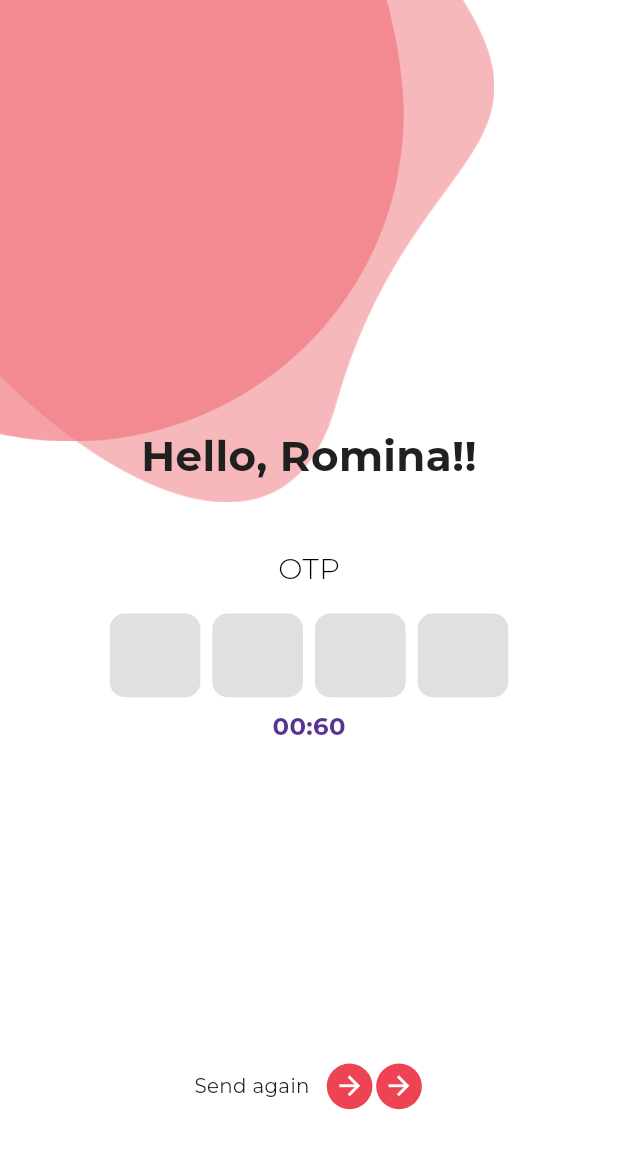
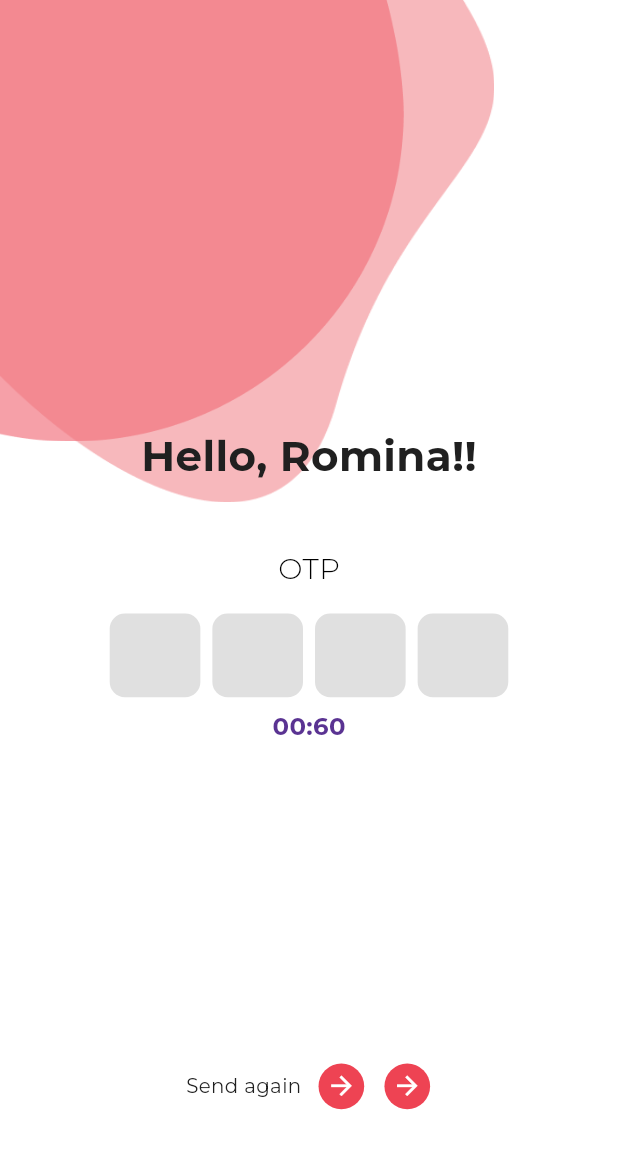
Before and after one commit to MahmoudAbuelazm/kol, a Flutter app: the Otp screen opened by its route, on a phone screen of 412 x 824 dp. Shown: the top 1149 px of the screen. Run offline on Flutter 3.47's test engine with Material 3 defaults, Android fonts, the phone set to English and light mode, and no system bars; drawn by our look-alikes of pinput; our stand-ins replace connectivity_plus, dio, flutter_bloc, flutter_screenutil, flutter_secure_storage, flutter_svg and 7 more; missing offline and left inert: talker_dio_logger; accounts and stored records are empty.

Commit message:
feat: Add SizedBox for spacing in otp_body.dart
This commit adds a `SizedBox` widget with a width of 10.w for spacing between the `CountryCard` and `ForwardButton` widgets in the `OtpBody` class of the `otp_body.dart` file. This change improves the layout and visual spacing of the OTP section in the authentication process.

```diff
--- a/lib/features/auth/presentation/section/otp_body.dart
+++ b/lib/features/auth/presentation/section/otp_body.dart
@@ -62,6 +62,7 @@ class OtpBody extends StatelessWidget {
                         extra: {'intialSection': 0});
                   },
                 ),
+                SizedBox(width: 10.w),
                 ForwardButton(
                   onPressed: () {
                     AppRouter.goRouter.pushNamed(AppRoute.bloggerProfile.name);
```
